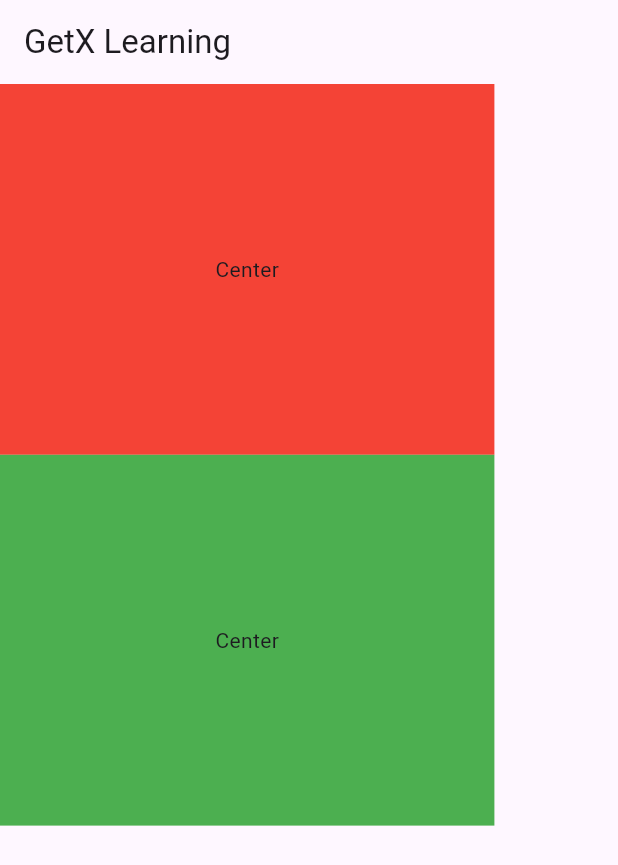
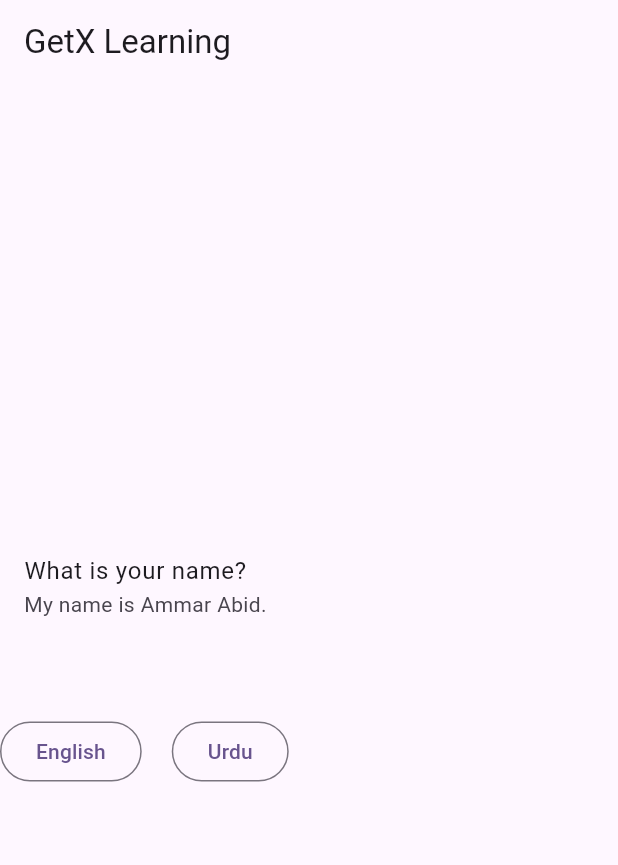
Before and after one commit to ammarabid29/Flutter-GetX, a Flutter app: the screen it shows after launch, on a phone screen of 412 x 824 dp. Shown: the top 865 px of the screen. Run offline on Flutter 3.47's test engine with Material 3 defaults, Android fonts, the phone set to English and light mode, and no system bars; our stand-ins replace get.

Commit message:
Localization (Changing app language)

```diff
--- a/lib/home_screen.dart
+++ b/lib/home_screen.dart
@@ -16,23 +16,35 @@ class _HomeScreenState extends State<HomeScreen> {
         title: const Text("GetX Learning"),
       ),
       body: Column(
+        crossAxisAlignment: CrossAxisAlignment.center,
+        mainAxisAlignment: MainAxisAlignment.center,
         children: [
-          Container(
-            height: Get.height * 0.3,
-            width: Get.width * 0.8,
-            color: Colors.red,
-            child: const Center(
-              child: Text("Center"),
-            ),
+          ListTile(
+            title: Text("message".tr),
+            subtitle: Text("name".tr),
           ),
-          Container(
-            height: Get.height * 0.3,
-            width: Get.width * 0.8,
-            color: Colors.green,
-            child: const Center(
-              child: Text("Center"),
-            ),
-          ),
+          const SizedBox(height: 50),
+          Row(
+            children: [
+              OutlinedButton(
+                onPressed: () {
+                  Get.updateLocale(
+                    const Locale("en", "US"),
+                  );
+                },
+                child: const Text("English"),
+              ),
+              const SizedBox(width: 20),
+              OutlinedButton(
+                onPressed: () {
+                  Get.updateLocale(
+                    const Locale("ur", "PK"),
+                  );
+                },
+                child: const Text("Urdu"),
+              ),
+            ],
+          )
         ],
       ),
     );
--- /dev/null
+++ b/lib/languages.dart
@@ -0,0 +1,15 @@
+import 'package:get/get_navigation/src/root/internacionalization.dart';
+
+class Languages extends Translations {
+  @override
+  Map<String, Map<String, String>> get keys => {
+        "en_US": {
+          "message": "What is your name?",
+          "name": "My name is Ammar Abid."
+        },
+        "ur_PK": {
+          "message": "آپ کا نام کیا ہے؟",
+          "name": "میرا نام عمار عابد ہے۔"
+        }
+      };
+}
--- a/lib/main.dart
+++ b/lib/main.dart
@@ -1,4 +1,5 @@
 import 'package:flutter/material.dart';
+import 'package:flutter_getx/languages.dart';
 import 'package:get/get.dart';
 
 import 'package:flutter_getx/home_screen.dart';
@@ -14,6 +15,9 @@ class MyApp extends StatelessWidget {
   Widget build(BuildContext context) {
     return GetMaterialApp(
       title: 'Flutter Demo',
+      translations: Languages(),
+      locale: const Locale("en", "US"),
+      fallbackLocale: const Locale("en", "US"),
       theme: ThemeData(
         colorScheme: ColorScheme.fromSeed(seedColor: Colors.deepPurple),
         useMaterial3: true,
```
